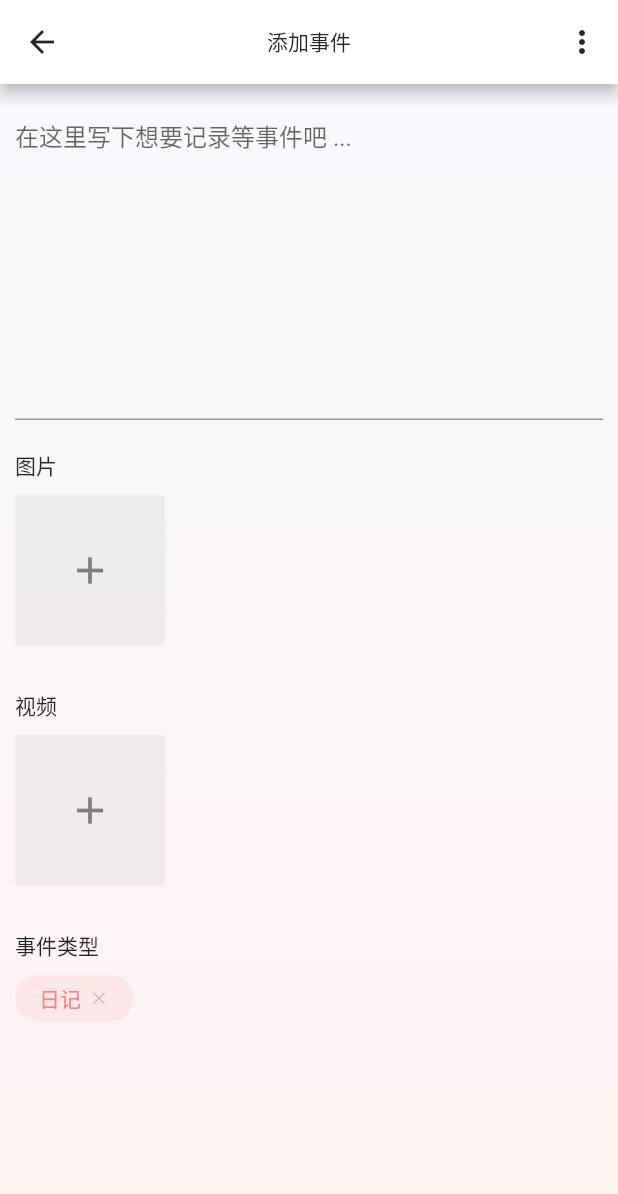
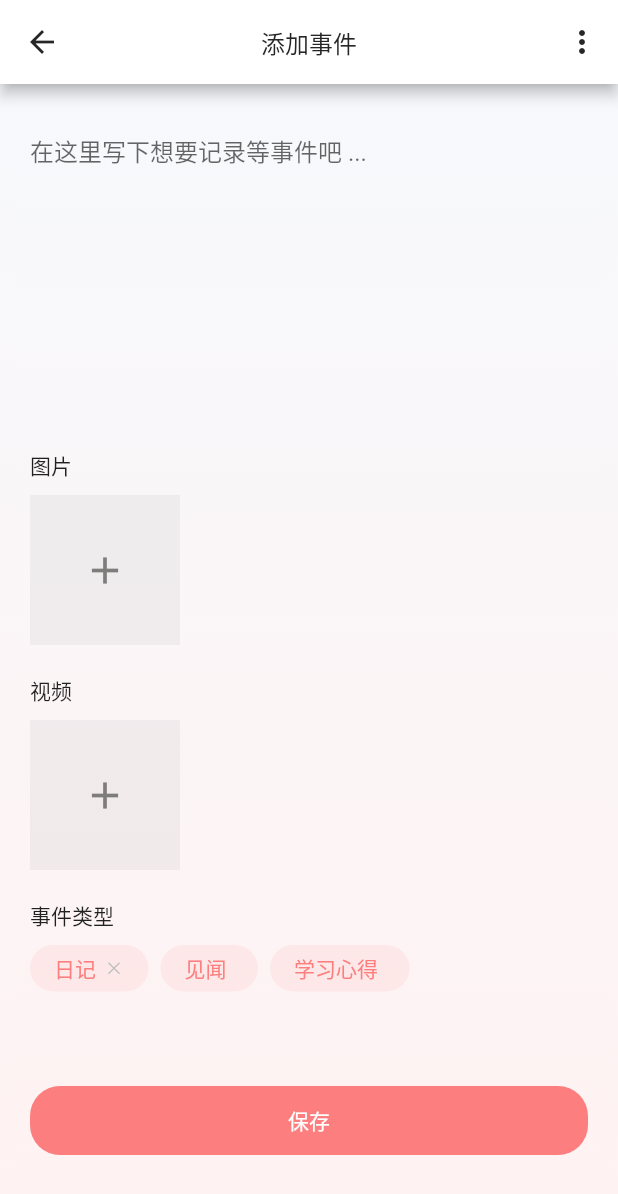
Before and after one commit to qinglongs/flutter-xiaomin, a Flutter app: the screen it shows after launch, after a tap on "立即创建", on a phone screen of 412 x 824 dp. Shown: the top 1194 px of the screen. Run offline on Flutter 3.47's test engine with Material 2 defaults, Android fonts, the phone set to English and light mode, and no system bars; our stand-ins replace file_picker, flutter_svg, photo_view; missing offline and left inert: video_thumbnail.

Commit message:
feat: 文件上传widget逻辑完善

```diff
--- a/lib/components/tag/tag.dart
+++ b/lib/components/tag/tag.dart
@@ -3,10 +3,12 @@ import 'package:flutter/material.dart';
 import 'package:flutter_xiaomin/utils/shard.dart';
 
 class Tag extends StatefulWidget {
-  const Tag({Key? key}) : super(key: key);
+  final bool? closeable;
+  final String text;
+
+  const Tag(this.text, {Key? key, this.closeable = false}) : super(key: key);
   @override
   State<StatefulWidget> createState() {
-    // TODO: implement createState
     return TagState();
   }
 }
@@ -14,7 +16,6 @@ class Tag extends StatefulWidget {
 class TagState extends State<Tag> {
   @override
   Widget build(BuildContext context) {
-    // TODO: implement build
     return Row(
       children: [
         Container(
@@ -27,13 +28,13 @@ class TagState extends State<Tag> {
               child: Row(
             children: [
               Container(
-                margin: EdgeInsets.only(right: 5),
-                child: const Text(
-                  '日记',
-                  style: TextStyle(color: Color.fromRGBO(253, 126, 126, 1)),
+                margin: const EdgeInsets.only(right: 5),
+                child:  Text(
+                  widget.text,
+                  style: const TextStyle(color: Color.fromRGBO(253, 126, 126, 1)),
                 ),
               ),
-              SvgUtils.svg('close')
+              widget.closeable == true ? SvgUtils.svg('close') : Container(),
             ],
           )),
         )
--- /dev/null
+++ b/lib/layout/screen_scaffold/screen_scaffold.dart
@@ -0,0 +1,43 @@
+import 'package:flutter/material.dart';
+
+class ScreenScaffold extends StatelessWidget {
+  final Widget? body;
+  final String? title;
+  final List<Widget>? actions;
+
+  const ScreenScaffold({Key? key, this.body, this.title, this.actions})
+      : super(key: key);
+
+  @override
+  Widget build(BuildContext context) {
+    final size = MediaQuery.of(context).size;
+    // TODO: implement build
+    return Scaffold(
+      resizeToAvoidBottomInset: false,
+      appBar: title != null
+          ? AppBar(
+              centerTitle: true,
+              title: Text(
+                title!,
+                style: const TextStyle(fontSize: 16),
+              ),
+              actions: actions,
+            )
+          : null,
+      body: Container(
+          padding: const EdgeInsets.all(10),
+          decoration: const BoxDecoration(
+              gradient: LinearGradient(
+            colors: [
+              Color.fromRGBO(247, 249, 252, 1),
+              Color.fromRGBO(255, 242, 242, 1),
+            ],
+            begin: Alignment.topCenter,
+            end: Alignment.bottomCenter,
+          )),
+          width: size.width,
+          height: size.height,
+          child: body),
+    );
+  }
+}
--- a/lib/main.dart
+++ b/lib/main.dart
@@ -1,5 +1,6 @@
 import 'package:flutter/material.dart';
 import 'package:flutter/services.dart';
+import 'package:flutter_xiaomin/pages/preview_file/preview_file.dart';
 
 import 'pages/notepad/notepad.dart';
 import 'pages/record/record.dart';
@@ -12,13 +13,12 @@ void main() {
 
   // 主题配置
   SystemUiOverlayStyle uiStyle = const SystemUiOverlayStyle(
-    systemNavigationBarColor: Color(0x00000000),
-    systemNavigationBarDividerColor: null,
-    statusBarColor: Colors.transparent,
-    systemNavigationBarIconBrightness: Brightness.light,
-    statusBarIconBrightness: Brightness.light,
-    statusBarBrightness: Brightness.light
-  );
+      systemNavigationBarColor: Color(0x00000000),
+      systemNavigationBarDividerColor: null,
+      statusBarColor: Colors.transparent,
+      systemNavigationBarIconBrightness: Brightness.light,
+      statusBarIconBrightness: Brightness.light,
+      statusBarBrightness: Brightness.light);
 
   SystemChrome.setSystemUIOverlayStyle(uiStyle);
 }
@@ -31,7 +31,10 @@ class MyApp extends StatelessWidget {
   Widget build(BuildContext context) {
     return MaterialApp(
       title: '登录',
-      routes: {'addNote': (context) => const AddNote()},
+      routes: {
+        'addNote': (context) => const AddNote(),
+        'previewFile': (context) =>  PreviewFile(),
+      },
       theme: ThemeData(
           // This is the theme of your application.
           //
@@ -42,6 +45,43 @@ class MyApp extends StatelessWidget {
           // or simply save your changes to "hot reload" in a Flutter IDE).
           // Notice that the counter didn't reset back to zero; the application
           // is not restarted.
+          /// 线框按钮主题配置
+          outlinedButtonTheme: OutlinedButtonThemeData(
+            style: ButtonStyle(
+              /// 圆角
+              shape: MaterialStateProperty.all(RoundedRectangleBorder(
+                  borderRadius: BorderRadius.circular(20))),
+
+              /// 边框
+              side: MaterialStateProperty.all(
+                const BorderSide(
+                    color: Color.fromRGBO(253, 126, 126, 1), width: 0),
+              ),
+
+              /// 背景
+              backgroundColor: MaterialStateProperty.resolveWith(
+                  (states) => const Color.fromRGBO(253, 126, 126, 1)),
+
+              /// 文字和 icon 颜色
+              foregroundColor:
+                  MaterialStateProperty.resolveWith((states) => Colors.white),
+            ),
+          ),
+          textButtonTheme: TextButtonThemeData(
+              style: ButtonStyle(
+            backgroundColor: MaterialStateProperty.resolveWith(
+                (states) => const Color.fromRGBO(253, 126, 126, 1)),
+
+            /// 文字和 icon 颜色
+            foregroundColor:
+                MaterialStateProperty.resolveWith((states) => Colors.white),
+
+            /// 圆角
+            shape: MaterialStateProperty.all(RoundedRectangleBorder(
+                borderRadius: BorderRadius.circular(20))),
+          )),
+
+          /// 状态栏主题
           appBarTheme: const AppBarTheme(
               backgroundColor: Colors.white,
               iconTheme: IconThemeData(color: Color.fromRGBO(38, 38, 38, 1)),
@@ -74,7 +114,7 @@ class _MyHomePageState extends State<MyHomePage> {
     Notepad(),
     Record(),
     Bill(),
-    Target()
+    Target(),
   ];
 
   @override
--- a/lib/pages/notepad/add_note/add_note.dart
+++ b/lib/pages/notepad/add_note/add_note.dart
@@ -1,6 +1,7 @@
 import 'package:flutter/material.dart';
 import 'package:flutter_xiaomin/components/choose_file/choose_file.dart';
 import 'package:flutter_xiaomin/components/tag/tag.dart';
+import 'package:flutter_xiaomin/layout/screen_scaffold/screen_scaffold.dart';
 
 class AddNote extends StatelessWidget {
   const AddNote({Key? key}) : super(key: key);
@@ -9,10 +10,8 @@ class AddNote extends StatelessWidget {
   Widget build(BuildContext context) {
     final size = MediaQuery.of(context).size;
     // TODO: implement build
-    return Scaffold(
-      appBar: AppBar(
-        centerTitle: true,
-        title: const Text('添加事件'),
+    return ScreenScaffold(
+      title: '添加事件',
       actions: <Widget>[
         IconButton(
           icon: const Icon(
@@ -24,7 +23,6 @@ class AddNote extends StatelessWidget {
           },
         ),
       ],
-      ),
       body: Container(
         padding: const EdgeInsets.all(10),
         decoration: const BoxDecoration(
@@ -37,52 +35,82 @@ class AddNote extends StatelessWidget {
           end: Alignment.bottomCenter,
         )),
         width: size.width,
-        height: size.height,
+        height: double.infinity,
         child: Column(
           crossAxisAlignment: CrossAxisAlignment.start,
           children: [
             const TextField(
               maxLines: 10,
               decoration: InputDecoration(
-                hintText: "在这里写下想要记录等事件吧 ...",
-              ),
+                  hintText: "在这里写下想要记录等事件吧 ...", border: InputBorder.none),
             ),
             Container(
-                padding: const EdgeInsets.only(top: 20, bottom: 10),
+                padding: const EdgeInsets.only(top: 10, bottom: 10),
+                child: Column(
+                  crossAxisAlignment: CrossAxisAlignment.start,
+                  children: const [
+                    SizedBox(
+                      child: Text('图片'),
+                      height: 30,
+                    ),
+                    ChooseFile(fileType: 'image',),
+                  ],
+                )),
+            Container(
+                padding: const EdgeInsets.only(top: 10, bottom: 10),
+                child: Column(
+                  crossAxisAlignment: CrossAxisAlignment.start,
+                  children: const [
+                    SizedBox(
+                      child: Text('视频'),
+                      height: 30,
+                    ),
+                    ChooseFile(fileType: 'video',),
+                  ],
+                )),
+            Container(
+                margin: const EdgeInsets.only(bottom: 52),
+                padding: const EdgeInsets.only(top: 10, bottom: 10),
                 child: Column(
                   crossAxisAlignment: CrossAxisAlignment.start,
                   children: [
                     const SizedBox(
-                      child: Text('图片'),
-                      height: 30,
-                    ),
-                    ChooseFile(),
-                  ],
-                )),
-            Container(
-                padding: const EdgeInsets.only(top: 20, bottom: 10),
-                child: Column(
-                  crossAxisAlignment: CrossAxisAlignment.start,
-                  children: [
-                    const SizedBox(
-                      child: Text('视频'),
-                      height: 30,
-                    ),
-                    ChooseFile(),
-                  ],
-                )),
-            Container(
-                padding: const EdgeInsets.only(top: 20, bottom: 10),
-                child: Column(
-                  crossAxisAlignment: CrossAxisAlignment.start,
-                  children: const [
-                    SizedBox(
                       child: Text('事件类型'),
                       height: 30,
                     ),
-                    Tag()
+                    Row(
+                      children: [
+                        Container(
+                          margin: const EdgeInsets.only(right: 8),
+                          child: const Tag(
+                            '日记',
+                            closeable: true,
+                          ),
+                        ),
+                        Container(
+                          margin: const EdgeInsets.only(right: 8),
+                          child: const Tag('见闻'),
+                        ),
+                        Container(
+                          margin: const EdgeInsets.only(right: 8),
+                          child: const Tag('学习心得'),
+                        ),
+                      ],
+                    )
                   ],
                 )),
+            TextButton(
+              onPressed: () {
+                debugPrint('Received click');
+              },
+              child: const SizedBox(
+                width: double.infinity,
+                height: 30,
+                child: Center(
+                  child: Text('保存'),
+                ),
+              ),
+            )
           ],
         ),
       ),
--- a/lib/pages/notepad/components/no_data/no_data.dart
+++ b/lib/pages/notepad/components/no_data/no_data.dart
@@ -12,7 +12,6 @@ class NoData extends StatefulWidget {
 }
 
 class NoDataState extends State<NoData> {
-
   // 点击立即发布
   _onPressed() {
     Navigator.pushNamed(context, 'addNote');
@@ -40,7 +39,7 @@ class NoDataState extends State<NoData> {
                 style: TextButton.styleFrom(
                   shape: RoundedRectangleBorder(
                       borderRadius: BorderRadius.circular(20)),
-                  padding: const EdgeInsets.fromLTRB(10,5,10,5),
+                  padding: const EdgeInsets.fromLTRB(10, 5, 10, 5),
                   primary: Colors.white,
                   textStyle: const TextStyle(fontSize: 15),
                   backgroundColor: const Color.fromRGBO(253, 126, 126, 1),
--- a/pubspec.yaml
+++ b/pubspec.yaml
@@ -37,6 +37,8 @@ dependencies:
   flutter_svg: ^1.0.3
   http: ^0.13.5
   file_picker: ^4.6.1
+  photo_view: ^0.14.0
+  video_thumbnail: ^0.5.3
 
 dev_dependencies:
   flutter_test:
```
Also changed, not shown: lib/components/Button/button.dart (added, +31 -0 lines), lib/components/choose_file/choose_file.dart (+67 -20 lines), lib/pages/preview_file/preview_file.dart (added, +27 -0 lines), pubspec.lock, 2 other files. Lines whose indentation alone changed are shown as unchanged.
